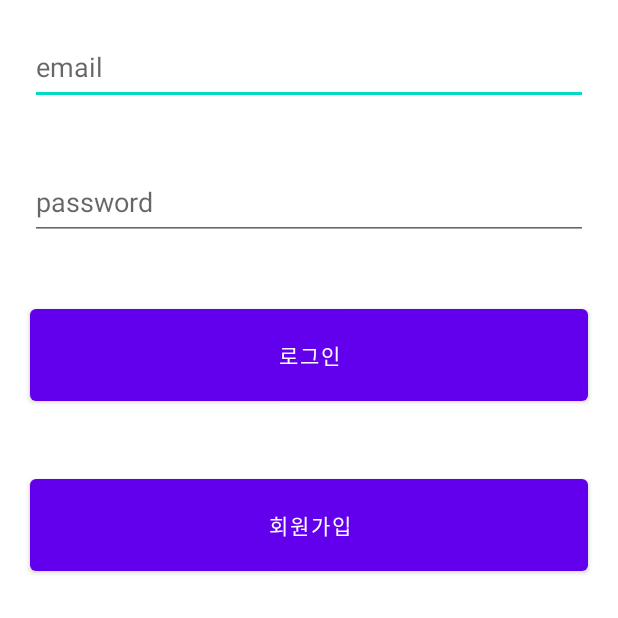
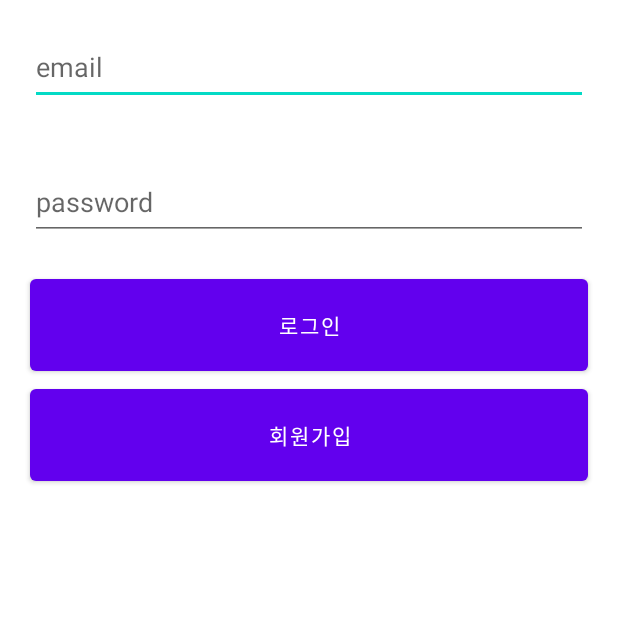
Before and after one commit to JangWoojun/Yogi-Eottae, an Android app: the screen it shows after launch (JoinActivity), on a phone screen of 412 x 824 dp, the top half of it. Run offline under Robolectric (Android 15) with nearby library versions, the phone set to English and light mode, and no system bars; our stand-ins replace Firebase (no records; nobody signed in at launch, a user with empty details on screens opened directly).

Commit message:
2022/09/10 회원가입 로그인 버튼 조정

```diff
--- a/app/src/main/res/layout/activity_join.xml
+++ b/app/src/main/res/layout/activity_join.xml
@@ -25,7 +25,8 @@
     <Button
         android:id="@+id/LoginBtn"
         android:text="로그인"
-        android:layout_margin="20dp"
+        android:layout_marginLeft="20dp"
+        android:layout_marginRight="20dp"
         android:padding="20dp"
         android:layout_width="match_parent"
         android:layout_height="wrap_content"/>
@@ -33,7 +34,8 @@
     <Button
         android:id="@+id/joinBtn"
         android:text="회원가입"
-        android:layout_margin="20dp"
+        android:layout_marginLeft="20dp"
+        android:layout_marginRight="20dp"
         android:padding="20dp"
         android:layout_width="match_parent"
         android:layout_height="wrap_content"/>
```
